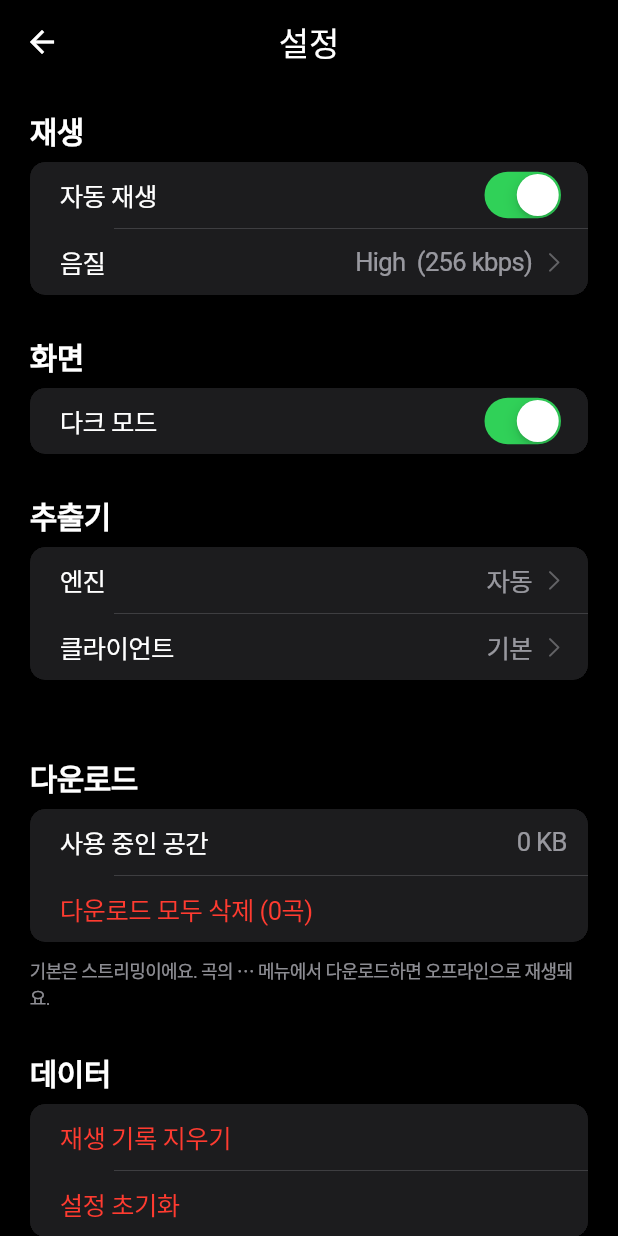
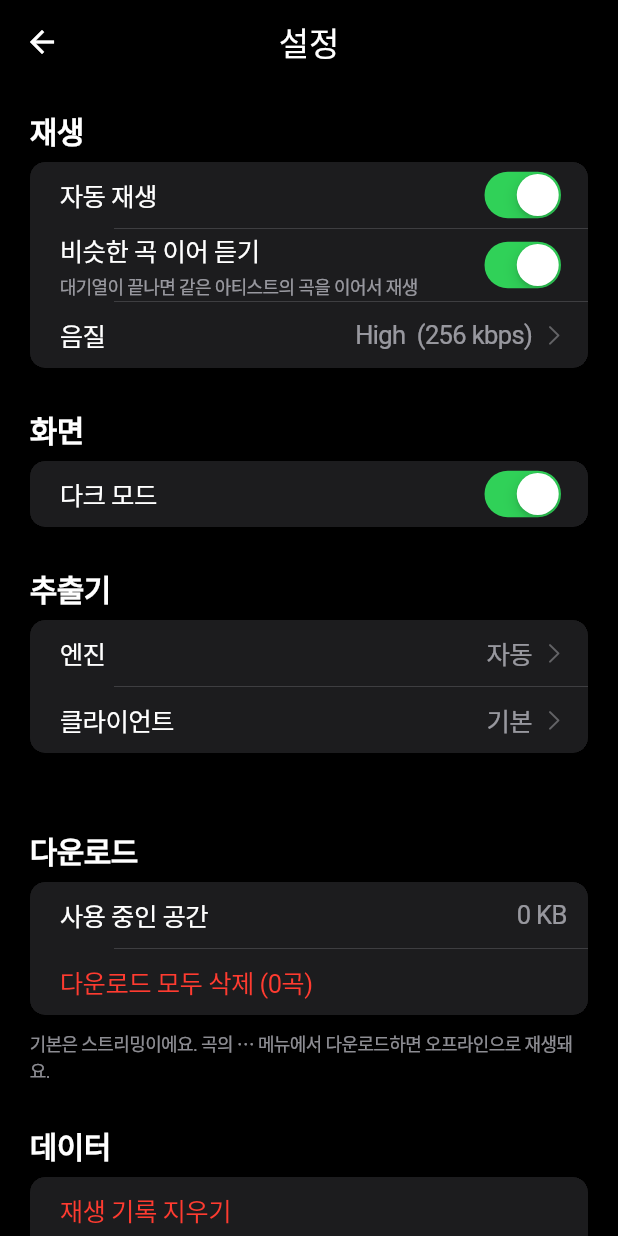
Before and after one commit to SimpleAlarmService/Drizon-Music, a Flutter app: the AppShell screen opened directly, after a tap on an icon or button, on a phone screen of 412 x 824 dp. Run offline on Flutter 3.47's test engine with Material 3 defaults, Android fonts, the phone set to English and light mode, and no system bars; our stand-ins replace cached_network_image, just_audio, just_audio_background, shared_preferences, video_player; accounts and stored records are empty.

Commit message:
Add sleep timer, playback speed, similar-song autoplay, recent searches, copy link
- Sleep timer (15/30/45/60 min or end of track) and playback speed in Now Playing
- Keep playing songs by the same artist when the queue ends (setting, default on)
- Recent searches on the search tab; copy link in the track action sheet

Co-Authored-By: Claude Sonnet 5.5 <noreply@anthropic.com>

```diff
--- a/lib/models/settings_model.dart
+++ b/lib/models/settings_model.dart
@@ -4,6 +4,7 @@
 class AppSettings {
   // ── Playback ──────────────────────────────────────────────────────────────
   final bool autoplay;
+  final bool radio; // keep playing similar songs when the queue ends
   final AudioQuality audioQuality;
   final String repeatMode; // 'off' | 'one' | 'all'
 
@@ -27,6 +28,7 @@ class AppSettings {
 
   const AppSettings({
     this.autoplay = true,
+    this.radio = true,
     this.audioQuality = AudioQuality.high,
     this.repeatMode = 'off',
     this.wifiOnly = false,
@@ -43,6 +45,7 @@ class AppSettings {
 
   AppSettings copyWith({
     bool? autoplay,
+    bool? radio,
     AudioQuality? audioQuality,
     String? repeatMode,
     bool? wifiOnly,
@@ -56,6 +59,7 @@ class AppSettings {
   }) =>
       AppSettings(
         autoplay: autoplay ?? this.autoplay,
+        radio: radio ?? this.radio,
         audioQuality: audioQuality ?? this.audioQuality,
         repeatMode: repeatMode ?? this.repeatMode,
         wifiOnly: wifiOnly ?? this.wifiOnly,
@@ -72,6 +76,7 @@ class AppSettings {
 
   factory AppSettings.fromMap(Map<String, dynamic> m) => AppSettings(
         autoplay: m['autoplay'] as bool? ?? true,
+        radio: m['radio'] as bool? ?? true,
         audioQuality: AudioQuality.fromString(m['audioQuality'] as String?),
         repeatMode: m['repeatMode'] as String? ?? 'off',
         wifiOnly: m['wifiOnly'] as bool? ?? false,
@@ -87,6 +92,7 @@ class AppSettings {
 
   Map<String, dynamic> toMap() => {
         'autoplay': autoplay,
+        'radio': radio,
         'audioQuality': audioQuality.value,
         'repeatMode': repeatMode,
         'wifiOnly': wifiOnly,
--- a/lib/services/settings_service.dart
+++ b/lib/services/settings_service.dart
@@ -59,6 +59,8 @@ class SettingsService extends ChangeNotifier {
 
   // ── Convenience setters ───────────────────────────────────────────────────
 
+  void setRadio(bool value) => update((s) => s.copyWith(radio: value));
+
   void setAutoplay(bool value) =>
       update((s) => s.copyWith(autoplay: value));
 
--- a/lib/ui/pages/search_page.dart
+++ b/lib/ui/pages/search_page.dart
@@ -2,6 +2,7 @@ import 'dart:async';
 import 'package:flutter/cupertino.dart';
 import 'package:flutter/material.dart';
 import 'package:provider/provider.dart';
+import 'package:shared_preferences/shared_preferences.dart';
 import '../../models/track.dart';
 import '../../services/engines/ytmusic_client.dart';
 import '../../services/music_service.dart';
@@ -30,6 +31,8 @@ class _SearchPageState extends State<SearchPage> {
   int _requestId = 0; // discards responses that arrive out of order
   int _suggestId = 0;
 
+  static const _recentKey = 'drizonRecentSearches';
+  List<String> _recent = const [];
   bool _videoMode = false;
   Future<List<YtmItem>>? _videos; // fetched lazily, only if the video tab is opened
   List<Track> _results = const [];
@@ -38,6 +41,25 @@ class _SearchPageState extends State<SearchPage> {
   bool _loading = false;
   String? _error;
   String _query = '';
+
+  @override
+  void initState() {
+    super.initState();
+    SharedPreferences.getInstance().then((p) {
+      if (mounted) setState(() => _recent = p.getStringList(_recentKey) ?? const []);
+    });
+  }
+
+  Future<void> _remember(String q) async {
+    final next = [q, ..._recent.where((e) => e != q)].take(12).toList();
+    setState(() => _recent = next);
+    (await SharedPreferences.getInstance()).setStringList(_recentKey, next);
+  }
+
+  Future<void> _clearRecent() async {
+    setState(() => _recent = const []);
+    (await SharedPreferences.getInstance()).remove(_recentKey);
+  }
 
   @override
   void dispose() {
@@ -83,6 +105,7 @@ class _SearchPageState extends State<SearchPage> {
       _loading = q.isNotEmpty;
     });
     if (q.isEmpty) return;
+    _remember(q);
     if (_videoMode) _loadVideos();
     try {
       final tracks = await context.read<MusicService>().search(q);
@@ -171,12 +194,39 @@ class _SearchPageState extends State<SearchPage> {
   }
 
   Widget _body() {
+    final pal = context.pal;
     if (_loading) return const Center(child: CupertinoActivityIndicator(radius: 14));
     if (_error != null) {
       return _Message(icon: CupertinoIcons.exclamationmark_circle, text: _error!);
     }
     if (_query.isEmpty) {
-      return const _Message(icon: CupertinoIcons.search, text: '좋아하는 음악을 검색해 보세요');
+      if (_recent.isEmpty) {
+        return const _Message(icon: CupertinoIcons.search, text: '좋아하는 음악을 검색해 보세요');
+      }
+      return ListView(
+        padding: EdgeInsets.only(bottom: ShellInsets.of(context)),
+        children: [
+          Padding(
+            padding: const EdgeInsets.fromLTRB(16, 8, 8, 0),
+            child: Row(
+              children: [
+                Expanded(child: Text('최근 검색', style: Type.title(pal).copyWith(fontSize: 20))),
+                CupertinoButton(
+                  padding: const EdgeInsets.symmetric(horizontal: 8),
+                  onPressed: _clearRecent,
+                  child: const Text('지우기', style: TextStyle(fontSize: 14)),
+                ),
+              ],
+            ),
+          ),
+          for (final q in _recent)
+            ListTile(
+              leading: Icon(CupertinoIcons.clock, color: pal.secondaryLabel, size: 20),
+              title: Text(q, style: Type.row(pal)),
+              onTap: () => _search(q),
+            ),
+        ],
+      );
     }
     if (_results.isEmpty) {
       return const _Message(icon: CupertinoIcons.music_note, text: '결과가 없어요');
--- a/lib/ui/pages/settings_page.dart
+++ b/lib/ui/pages/settings_page.dart
@@ -71,6 +71,11 @@ class _SettingsPageState extends State<SettingsPage> {
                 title: const Text('자동 재생'),
                 trailing: CupertinoSwitch(
                     value: s.autoplay, onChanged: service.setAutoplay),
+              ),
+              CupertinoListTile(
+                title: const Text('비슷한 곡 이어 듣기'),
+                subtitle: const Text('대기열이 끝나면 같은 아티스트의 곡을 이어서 재생'),
+                trailing: CupertinoSwitch(value: s.radio, onChanged: service.setRadio),
               ),
               CupertinoListTile(
                 title: const Text('음질'),
```
Also changed, not shown: lib/main.dart (+10 -1 lines), lib/services/engines/ytmusic_client.dart (+10 -0 lines), lib/services/player_service.dart (+70 -2 lines), lib/ui/pages/now_playing_page.dart (+93 -0 lines), lib/ui/widgets/actions.dart (+9 -0 lines).
